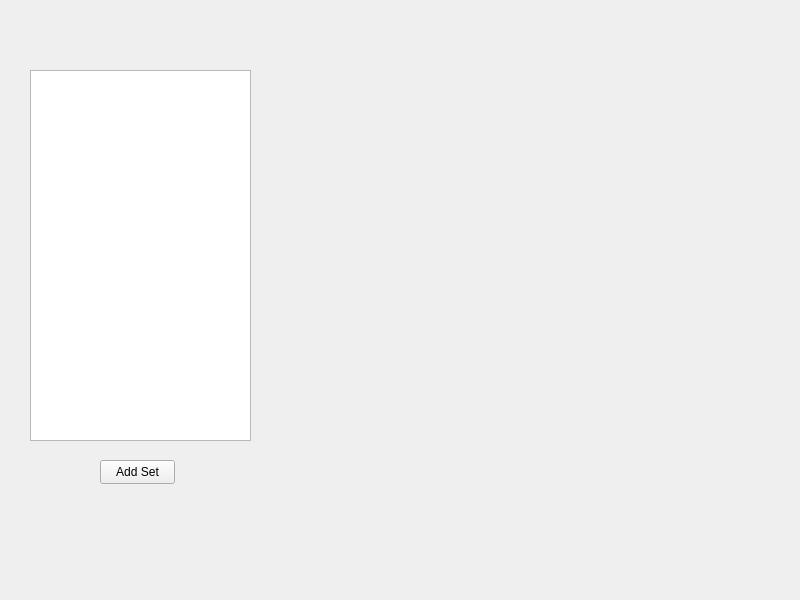
Qt form addset.ui (Scaryalet/CardVault) before a commit.
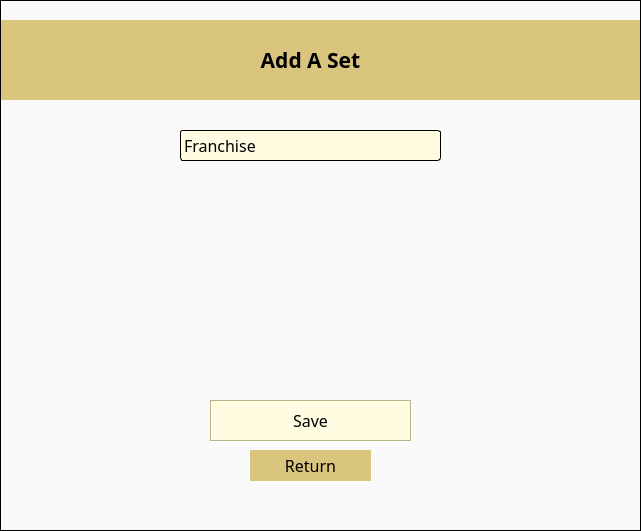
The same form after that commit. Icons and pictures are not drawn.

```diff
--- a/addset.ui
+++ b/addset.ui
@@ -2,41 +2,224 @@
 <ui version="4.0">
  <class>AddSet</class>
  <widget class="QMainWindow" name="AddSet">
+  <property name="enabled">
+   <bool>true</bool>
+  </property>
   <property name="geometry">
    <rect>
     <x>0</x>
     <y>0</y>
-    <width>800</width>
-    <height>600</height>
+    <width>641</width>
+    <height>531</height>
    </rect>
   </property>
   <property name="windowTitle">
    <string>MainWindow</string>
   </property>
+  <property name="styleSheet">
+   <string notr="true">QComboBox {
+    border: 1px solid #B8B384;
+    border-radius: 3px;
+    padding: 1px 18px 1px 3px;
+    min-width: 6em;
+	text-align: center;
+	background-color: rgb(255, 252, 226);
+}
+
+QComboBox::drop-down {
+    subcontrol-origin: padding;
+    subcontrol-position: top right;
+    width: 15px;
+
+   
+    border-left-style: solid; /* just a single line */
+    border-top-right-radius: 3px; /* same radius as the QComboBox */
+    border-bottom-right-radius: 3px;
+}
+
+QComboBox::down-arrow {
+    image: url(:/img/down-filled-triangular-arrow.png);
+	width: 15px;
+	right: 5px
+	
+}
+
+QComboBox::down-arrow:on { /* shift the arrow when popup is open */
+    image: url(:/img/up-filled-triangular-arrow.png);
+	width: 15px;
+	right: 5px
+}</string>
+  </property>
   <widget class="QWidget" name="centralwidget">
+   <property name="styleSheet">
+    <string notr="true"/>
+   </property>
    <widget class="QListWidget" name="listWidget">
     <property name="geometry">
      <rect>
-      <x>30</x>
-      <y>70</y>
-      <width>221</width>
-      <height>371</height>
+      <x>180</x>
+      <y>190</y>
+      <width>261</width>
+      <height>181</height>
      </rect>
     </property>
+    <property name="font">
+     <font>
+      <family>Bahnschrift Light</family>
+      <pointsize>12</pointsize>
+     </font>
+    </property>
+    <property name="styleSheet">
+     <string notr="true">background-color: rgb(250, 250, 250);
+border: none;</string>
+    </property>
    </widget>
    <widget class="QPushButton" name="addSetButton">
     <property name="geometry">
      <rect>
-      <x>100</x>
-      <y>460</y>
-      <width>75</width>
-      <height>24</height>
+      <x>210</x>
+      <y>400</y>
+      <width>201</width>
+      <height>41</height>
      </rect>
     </property>
+    <property name="font">
+     <font>
+      <family>Bahnschrift</family>
+      <pointsize>12</pointsize>
+     </font>
+    </property>
+    <property name="styleSheet">
+     <string notr="true">background-color: rgb(255, 252, 226);
+border: 1px solid #B8B384;</string>
+    </property>
     <property name="text">
-     <string>Add Set</string>
+     <string>Save</string>
     </property>
    </widget>
+   <widget class="QPushButton" name="returnButton">
+    <property name="geometry">
+     <rect>
+      <x>250</x>
+      <y>450</y>
+      <width>121</width>
+      <height>31</height>
+     </rect>
+    </property>
+    <property name="font">
+     <font>
+      <family>Bahnschrift</family>
+      <pointsize>12</pointsize>
+     </font>
+    </property>
+    <property name="styleSheet">
+     <string notr="true">background-color: rgb(217, 197, 126);
+border: #9F9160;
+border-width: 1px;</string>
+    </property>
+    <property name="text">
+     <string>Return</string>
+    </property>
+   </widget>
+   <widget class="QFrame" name="frame">
+    <property name="geometry">
+     <rect>
+      <x>0</x>
+      <y>0</y>
+      <width>641</width>
+      <height>531</height>
+     </rect>
+    </property>
+    <property name="styleSheet">
+     <string notr="true">border: 1px solid black;
+background-color: rgb(250, 250, 250);</string>
+    </property>
+    <property name="frameShape">
+     <enum>QFrame::StyledPanel</enum>
+    </property>
+    <property name="frameShadow">
+     <enum>QFrame::Raised</enum>
+    </property>
+    <widget class="QFrame" name="frame_2">
+     <property name="geometry">
+      <rect>
+       <x>0</x>
+       <y>20</y>
+       <width>641</width>
+       <height>80</height>
+      </rect>
+     </property>
+     <property name="styleSheet">
+      <string notr="true">border-bottom: none;
+border-top: none;
+background-color: rgb(217, 197, 126);</string>
+     </property>
+     <property name="frameShape">
+      <enum>QFrame::StyledPanel</enum>
+     </property>
+     <property name="frameShadow">
+      <enum>QFrame::Raised</enum>
+     </property>
+     <widget class="QLabel" name="label">
+      <property name="geometry">
+       <rect>
+        <x>190</x>
+        <y>-1</y>
+        <width>241</width>
+        <height>81</height>
+       </rect>
+      </property>
+      <property name="font">
+       <font>
+        <family>Bahnschrift</family>
+        <pointsize>16</pointsize>
+        <bold>true</bold>
+       </font>
+      </property>
+      <property name="styleSheet">
+       <string notr="true">border: none;</string>
+      </property>
+      <property name="text">
+       <string>Add A Set</string>
+      </property>
+      <property name="alignment">
+       <set>Qt::AlignCenter</set>
+      </property>
+     </widget>
+    </widget>
+    <widget class="QComboBox" name="comboBox">
+     <property name="geometry">
+      <rect>
+       <x>180</x>
+       <y>130</y>
+       <width>261</width>
+       <height>31</height>
+      </rect>
+     </property>
+     <property name="font">
+      <font>
+       <family>Bahnschrift</family>
+       <pointsize>12</pointsize>
+      </font>
+     </property>
+     <property name="styleSheet">
+      <string notr="true">background-color: rgb(255, 252, 226);</string>
+     </property>
+     <property name="iconSize">
+      <size>
+       <width>16</width>
+       <height>16</height>
+      </size>
+     </property>
+     <property name="placeholderText">
+      <string>Franchise</string>
+     </property>
+    </widget>
+   </widget>
+   <zorder>frame</zorder>
+   <zorder>listWidget</zorder>
+   <zorder>addSetButton</zorder>
+   <zorder>returnButton</zorder>
   </widget>
  </widget>
  <resources/>
```
